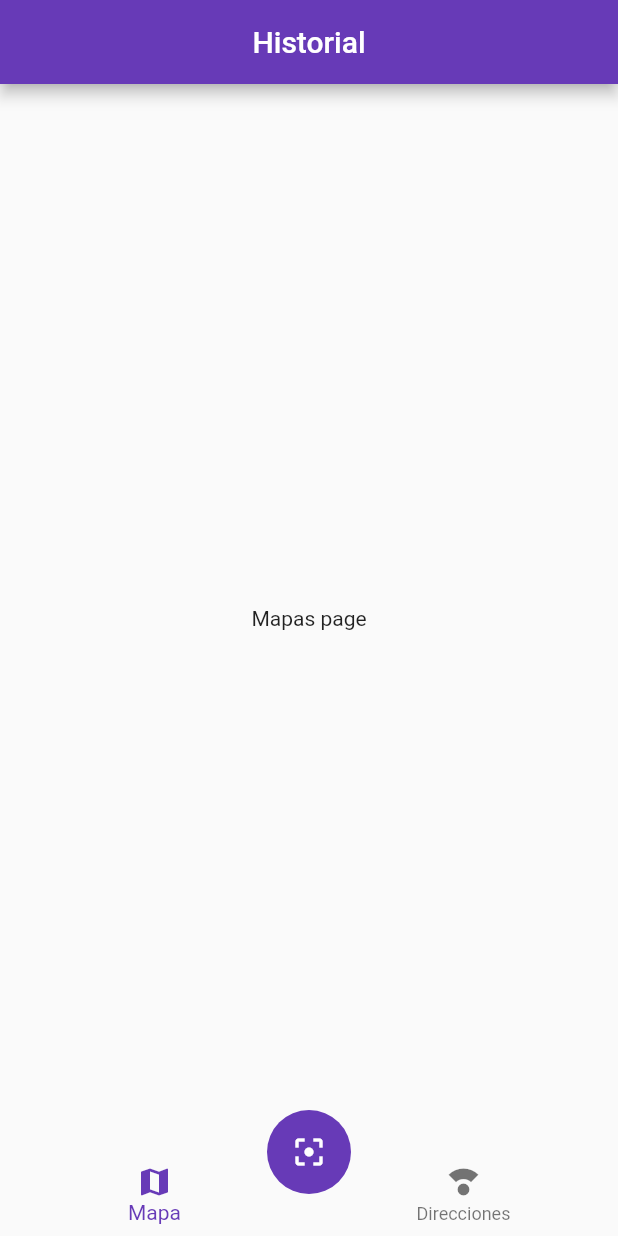
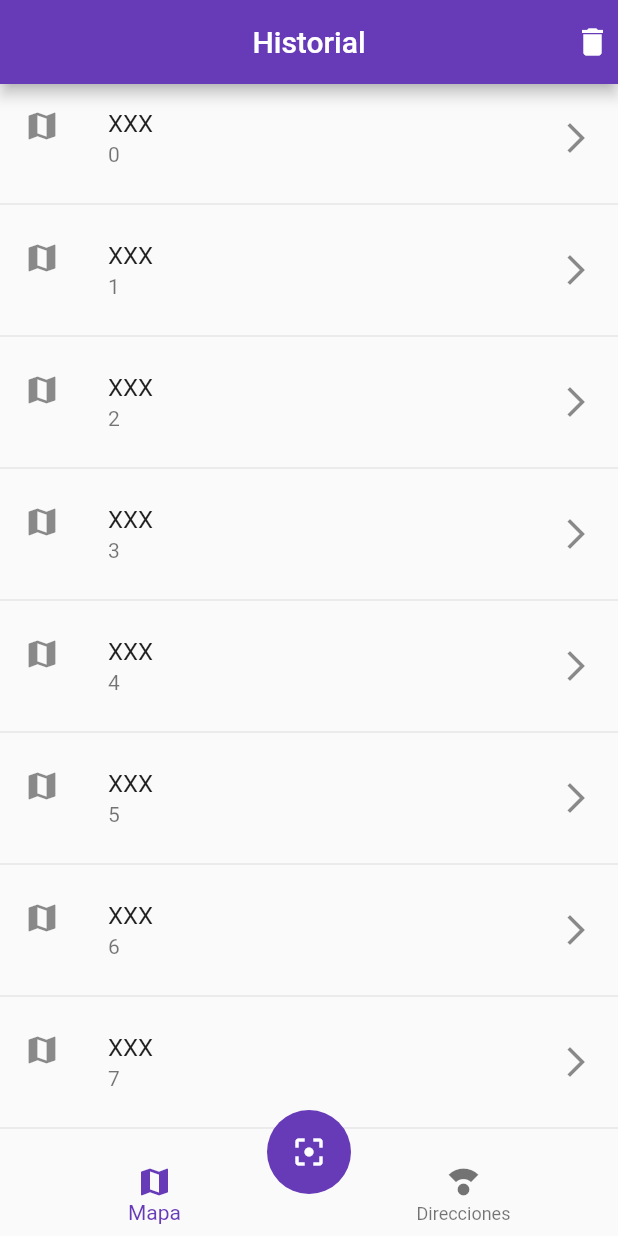
Before and after one commit to CarlosVazquezFarrera/qr_scanner, a Flutter app: the screen it shows after launch, after a tap on the "filter center focus" icon, on a phone screen of 412 x 824 dp. Run offline on Flutter 3.47's test engine with Material 2 defaults, Android fonts, the phone set to English and light mode, and no system bars; our stand-ins replace sqflite; accounts and stored records are empty; statements that could not run were skipped.

```diff
--- a/lib/providers/providers.dart
+++ b/lib/providers/providers.dart
@@ -1 +1,2 @@
 export 'package:qr_scanner/providers/navigation_provider.dart';
+export 'package:qr_scanner/providers/scans_provider.dart';
--- a/lib/providers/providers_service.dart
+++ b/lib/providers/providers_service.dart
@@ -1,9 +1,17 @@
 import 'package:flutter/material.dart';
 import 'package:provider/provider.dart';
-import 'package:qr_scanner/providers/navigation_provider.dart';
+import 'package:qr_scanner/providers/providers.dart';
 
 class ProviderService {
   static getProviders(BuildContext context) {
-    return [ChangeNotifierProvider(create: (_) => NavigationProvider())];
+    return [
+      ChangeNotifierProvider<NavigationProvider>(
+        create: (_) => NavigationProvider(),
+      ),
+      ChangeNotifierProxyProvider<NavigationProvider, ScansProvider>(
+        create: (_) => ScansProvider(),
+        update: (_, navigationProvider, myNotifier) => myNotifier!..update(navigationProvider),
+      )
+    ];
   }
 }
--- /dev/null
+++ b/lib/providers/scans_provider.dart
@@ -0,0 +1,27 @@
+import 'package:flutter/material.dart';
+import 'package:qr_scanner/models/models.dart';
+import 'package:qr_scanner/providers/db_provider.dart';
+import 'package:qr_scanner/providers/navigation_provider.dart';
+
+class ScansProvider extends ChangeNotifier {
+  List<Scan> scans = [];
+  DbProvier dbProvier = DbProvier();
+  int _currentPageIndex = 0;
+
+  ///When navigation provider updates, this is triggeted and updated the value isntance
+  void update(NavigationProvider navigationProvider) {
+    _currentPageIndex = navigationProvider.selectedIndexPage;
+  }
+
+  ///It generates a new row into database
+  void newScan(String valor) async {
+    final newScan = Scan(content: valor);
+    // final newId = await dbProvier.insert(Tables.scan, newScan);
+    // newScan.id = newId;
+    print(_currentPageIndex);
+  }
+
+  void loadSccandByType(int idTipo){
+
+  }
+}
--- a/lib/screens/home_screen.dart
+++ b/lib/screens/home_screen.dart
@@ -1,9 +1,7 @@
 import 'package:flutter/material.dart';
 import 'package:provider/provider.dart';
-import 'package:qr_scanner/providers/db_provider.dart';
 import 'package:qr_scanner/providers/providers.dart';
 import 'package:qr_scanner/screens/screen.dart';
-import 'package:qr_scanner/tables/tables.dart';
 import 'package:qr_scanner/widgets/widgets.dart';
 
 class HomeScreen extends StatelessWidget {
@@ -14,6 +12,12 @@ class HomeScreen extends StatelessWidget {
     return Scaffold(
       appBar: AppBar(
         title: const Text('Historial'),
+        actions: const [
+          Padding(
+            padding: EdgeInsets.only(right: 5),
+            child: Icon(Icons.delete),
+          ),
+        ],
       ),
       body: const _HomeBody(),
       bottomNavigationBar: const CustomNavigationBar(),
@@ -31,11 +35,6 @@ class _HomeBody extends StatelessWidget {
   @override
   Widget build(BuildContext context) {
     final navigationProvider = Provider.of<NavigationProvider>(context);
-    final dbProvier = DbProvier();
-    // dbProvier.insert(Tables.scan, Scan(content: 'gps:'));
-    // dbProvier.getById(Tables.scan, 1);
-    // dbProvier.getAll(Tables.scan);
-    dbProvier.getAllByWhereClause(Tables.scan, 'type = ?', [1]);
     switch (navigationProvider.selectedIndexPage) {
       case 0:
         return const MapasSceen();
--- a/lib/screens/mapas_screen.dart
+++ b/lib/screens/mapas_screen.dart
@@ -1,10 +1,26 @@
 import 'package:flutter/material.dart';
+import 'package:provider/provider.dart';
+import 'package:qr_scanner/providers/providers.dart';
 
 class MapasSceen extends StatelessWidget {
   const MapasSceen({Key? key}) : super(key: key);
 
   @override
   Widget build(BuildContext context) {
-    return const Center(child: Text('Mapas page'));
+    final dbProvider = Provider.of<ScansProvider>(context);
+    return ListView.separated(
+      padding: EdgeInsets.zero,
+      itemBuilder: (_, index) {
+        return ListTile(
+          leading: const Icon(Icons.map),
+          title: const Text('XXX'),
+          subtitle: Text(index.toString()),
+          trailing: const Icon(Icons.arrow_forward_ios_sharp),
+          onTap: () {},
+        );
+      },
+      itemCount: 10,
+      separatorBuilder: (_, __) => const Divider(),
+    );
   }
 }
--- a/lib/widgets/private/custom_floting_action_botton.dart
+++ b/lib/widgets/private/custom_floting_action_botton.dart
@@ -1,4 +1,6 @@
 import 'package:flutter/material.dart';
+import 'package:provider/provider.dart';
+import 'package:qr_scanner/providers/providers.dart';
 
 class CustomFloatingActionButton extends StatelessWidget {
   const CustomFloatingActionButton({Key? key}) : super(key: key);
@@ -9,11 +11,16 @@ class CustomFloatingActionButton extends StatelessWidget {
       elevation: 0,
       child: const Icon(Icons.filter_center_focus),
       onPressed: () async {
-        String scan = '';
+        String scan = 'http://www.youtube.com/';
         // String scan = await FlutterBarcodeScanner.scanBarcode(
         //     '#3D8BEF', 'Cancelar', false, ScanMode.QR);
         // if (scan == '-1') return;
-        print('Escaneado');
+
+        if (!scan.contains('http') || !scan.contains('gps')) return;
+
+        final scansProvider =
+            Provider.of<ScansProvider>(context, listen: false);
+        scansProvider.newScan(scan);
       },
       tooltip: 'Escanea un código',
     );
--- a/lib/widgets/private/custom_navigation_bar.dart
+++ b/lib/widgets/private/custom_navigation_bar.dart
@@ -8,10 +8,14 @@ class CustomNavigationBar extends StatelessWidget {
   @override
   Widget build(BuildContext context) {
     final navigationProvider = Provider.of<NavigationProvider>(context);
+    final scansProvider = Provider.of<ScansProvider>(context);
     return BottomNavigationBar(
         elevation: 0,
         currentIndex: navigationProvider.selectedIndexPage,
-        onTap: (newIndex) => navigationProvider.setIndexPage = newIndex,
+        onTap: (newIndex) {
+          navigationProvider.setIndexPage = newIndex;
+          scansProvider.
+        },
         items: const [
           BottomNavigationBarItem(icon: Icon(Icons.map), label: 'Mapa'),
           BottomNavigationBarItem(
```
Also changed, not shown: lib/providers/db_provider.dart (+34 -8 lines), lib/widgets/private/history.dart (added, +14 -0 lines).
